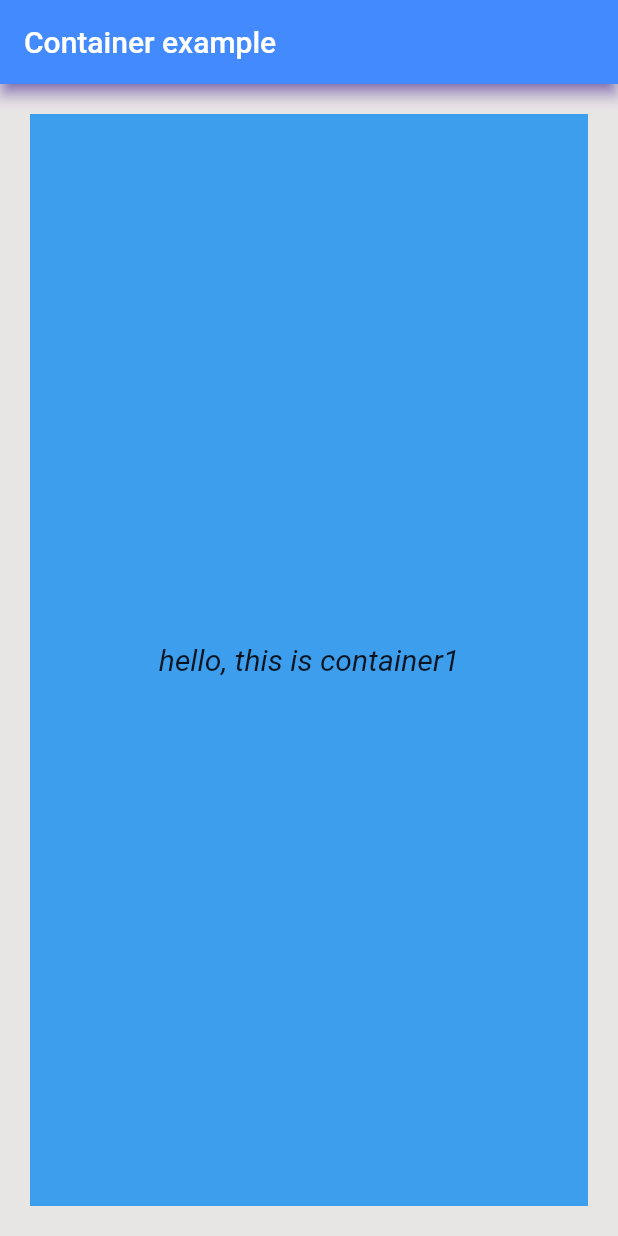
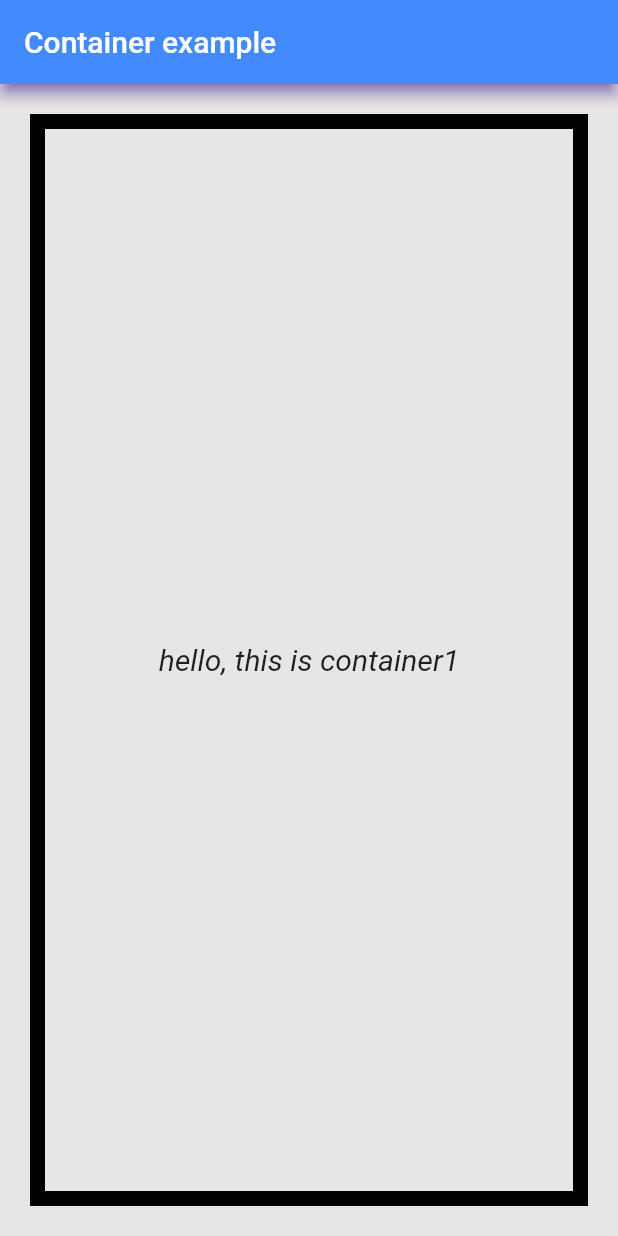
Before and after one commit to kirtijangid/container, a Flutter app: the screen it shows after launch, on a phone screen of 412 x 824 dp. Run offline on Flutter 3.47's test engine with Material 2 defaults, Android fonts, the phone set to English and light mode, and no system bars.

Commit message:
giving decoration(border) to container

```diff
--- a/lib/main.dart
+++ b/lib/main.dart
@@ -41,8 +41,9 @@ class MyApp extends StatelessWidget {
             child: Container(
               height: 100,
               width: double.infinity,
-              color: const Color.fromARGB(255, 60, 158, 237),
+              //color: const Color.fromARGB(255, 60, 158, 237),
               margin: EdgeInsets.all(20),
+              decoration: BoxDecoration(border: Border.all(color: Colors.black,width: 10),),
               alignment: Alignment.center,
               child: Text(
                 'hello, this is container1',
```
